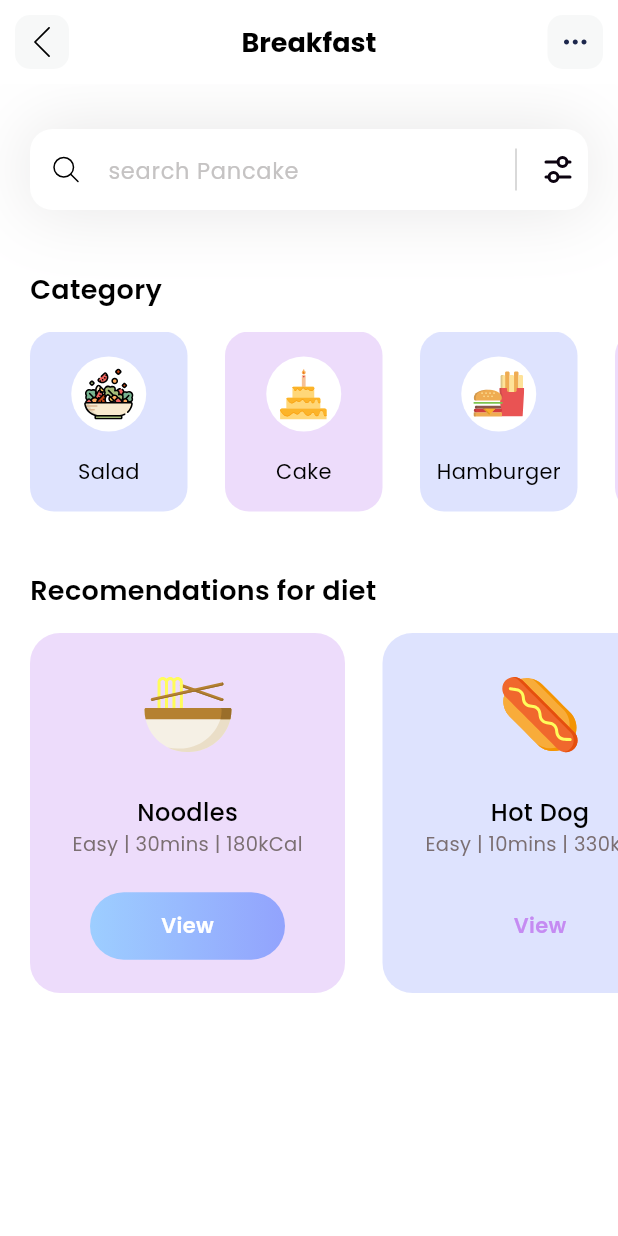
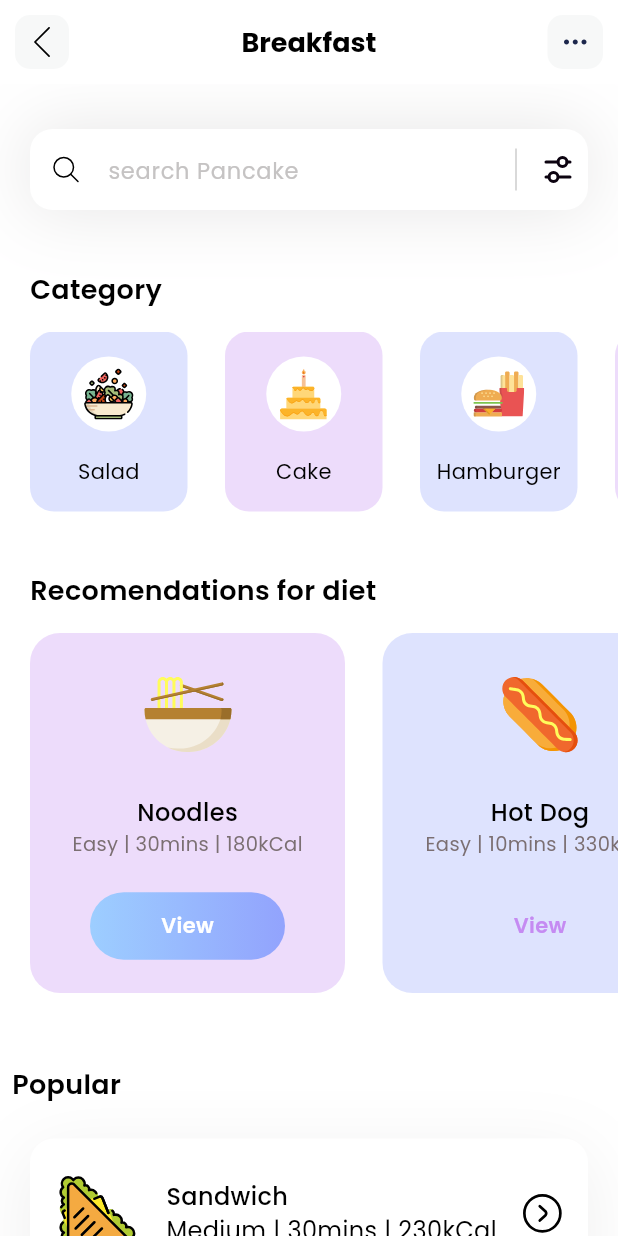
Before and after one commit to SantinoMantineo/fitness, a Flutter app: the screen it shows after launch, on a phone screen of 412 x 824 dp. Run offline on Flutter 3.47's test engine with Material 3 defaults, Android fonts, the phone set to English and light mode, and no system bars; our stand-ins replace flutter_svg.

Commit message:
Fitness app front end

```diff
--- a/lib/main.dart
+++ b/lib/main.dart
@@ -14,7 +14,7 @@ class MyApp extends StatelessWidget {
     return MaterialApp(
       debugShowCheckedModeBanner: false,
       theme: ThemeData(fontFamily: 'Poppins'),
-      home:  HomePage()
+      home:  const HomePage()
     );
   }
 }
--- a/lib/models/category_model.dart
+++ b/lib/models/category_model.dart
@@ -17,7 +17,7 @@ class CategoryModel {
       CategoryModel(
         name: 'Salad',
         iconPath: 'assets/icons/salad.svg',
-        boxColor: Color(0xff92A3FD)
+        boxColor: const Color(0xff92A3FD)
       ),
     );
 
@@ -25,7 +25,7 @@ class CategoryModel {
       CategoryModel(
         name: 'Cake',
         iconPath: 'assets/icons/cake.svg',
-        boxColor: Color(0xffC58BF2)
+        boxColor: const Color(0xffC58BF2)
       ),
     );
 
@@ -33,7 +33,7 @@ class CategoryModel {
       CategoryModel(
         name: 'Hamburger',
         iconPath: 'assets/icons/hamburger.svg',
-        boxColor: Color(0xff92A3FD)
+        boxColor: const Color(0xff92A3FD)
       ),
     );
 
@@ -41,7 +41,7 @@ class CategoryModel {
       CategoryModel(
         name: 'Smoothies',
         iconPath: 'assets/icons/smoothie.svg',
-        boxColor: Color(0xffC58BF2)
+        boxColor: const Color(0xffC58BF2)
       ),
     );
 
--- a/lib/models/diet_model.dart
+++ b/lib/models/diet_model.dart
@@ -29,7 +29,7 @@ class DietModel {
         duration: '30mins',
         calorie: '180kCal',
         viewIsSelected: true,
-        boxColor: Color(0xffC58BF2)
+        boxColor: const Color(0xffC58BF2)
       ),
     );
 
@@ -41,7 +41,7 @@ class DietModel {
         duration: '10mins',
         calorie: '330kCal',
         viewIsSelected: false,
-        boxColor: Color(0xff92A3FD)
+        boxColor: const Color(0xff92A3FD)
       ),
     );
 
--- /dev/null
+++ b/lib/models/popular_model.dart
@@ -0,0 +1,45 @@
+class PopularDietsModel {
+  String name;
+  String iconPath;
+  String level;
+  String duration;
+  String calorie;
+  bool boxIsSelected;
+
+  PopularDietsModel({
+    required this.name,
+    required this.iconPath,
+    required this.level,
+    required this.duration,
+    required this.calorie,
+    required this.boxIsSelected,
+  });
+
+  static List<PopularDietsModel> getPopularDiets() {
+    List<PopularDietsModel> popularDiets = [];
+
+    popularDiets.add(
+      PopularDietsModel(
+        name: 'Sandwich',
+        iconPath: 'assets/icons/sandwich.svg',
+        level: 'Medium',
+        duration: '30mins',
+        calorie: '230kCal',
+        boxIsSelected: true,
+      ),
+    );
+
+       popularDiets.add(
+      PopularDietsModel(
+        name: 'Ramen',
+        iconPath: 'assets/icons/ramen.svg',
+        level: 'Easy',
+        duration: '20mins',
+        calorie: '120kCal',
+        boxIsSelected: false,
+      ),
+    );
+
+    return popularDiets;
+  }
+}
--- a/lib/pages/home.dart
+++ b/lib/pages/home.dart
@@ -1,10 +1,12 @@
 import 'package:fitness/models/category_model.dart';
 import 'package:fitness/models/diet_model.dart';
+import 'package:fitness/models/popular_model.dart';
 import 'package:flutter/material.dart';
+import 'package:flutter/widgets.dart';
 import 'package:flutter_svg/flutter_svg.dart';
 
 class HomePage extends StatefulWidget {
-  HomePage({super.key});
+  const HomePage({super.key});
 
   @override
   State<HomePage> createState() => _HomePageState();
@@ -13,10 +15,12 @@ class HomePage extends StatefulWidget {
 class _HomePageState extends State<HomePage> {
   List<CategoryModel> categories = [];
   List<DietModel> diets = [];
+  List<PopularDietsModel> popularDiets = [];
 
   void _getInitialInfo() {
     categories = CategoryModel.getCategories();
     diets = DietModel.getDiets();
+    popularDiets = PopularDietsModel.getPopularDiets();
   }
 
   @override
@@ -25,7 +29,99 @@ class _HomePageState extends State<HomePage> {
     return Scaffold(
       appBar: appBar(),
       backgroundColor: Colors.white,
-      body: _dietSection(),
+      body: ListView(
+        children: [
+          searchField(),
+          const SizedBox(height: 40,),
+          _categoriesSection(),
+          const SizedBox(height: 40,),
+          _dietSection(),
+          const SizedBox(height: 40,),
+          Column(
+            crossAxisAlignment: CrossAxisAlignment.start,
+            children: [
+              const Padding(
+                padding: EdgeInsets.all(8.0),
+                child: Text(
+                  'Popular',
+                  style: TextStyle(
+                    color: Colors.black,
+                    fontSize: 18,
+                    fontWeight: FontWeight.w600
+                  ),
+                ),
+              ),
+              const SizedBox(height: 15,),
+              ListView.separated(
+                itemCount: popularDiets.length,
+                shrinkWrap: true,
+                separatorBuilder: (context, index) => const SizedBox(height: 25,),
+                padding: const EdgeInsets.only(
+                  left: 20,
+                  right: 20
+                ),
+                itemBuilder: (context, index) {
+                  return Container(
+                    height: 100,
+                    decoration: BoxDecoration(
+                      color: popularDiets[index].boxIsSelected ? Colors.white : Colors.transparent,
+                      borderRadius: BorderRadius.circular(16),
+                      boxShadow: popularDiets[index].boxIsSelected ? [
+                        BoxShadow(
+                          color: const Color(0XFF1D1617).withOpacity(0.07),
+                          offset: const Offset(0, 10),
+                          blurRadius: 40,
+                          spreadRadius: 0
+                        )
+                      ] : []
+                    ),
+                    child: Row(
+                      mainAxisAlignment: MainAxisAlignment.spaceEvenly,
+                      children: [
+                        SvgPicture.asset(popularDiets[index].iconPath,
+                        width: 60,
+                        height: 60,
+                        ),
+                        Column(
+                          mainAxisAlignment: MainAxisAlignment.center,
+                          crossAxisAlignment: CrossAxisAlignment.start,
+                          children: [
+                            Text(
+                              popularDiets[index].name,
+                              style: const TextStyle(
+                                fontWeight: FontWeight.w500,
+                                color: Colors.black,
+                                fontSize: 16
+                              ),
+                            ),
+                            Text(
+                              '${popularDiets[index].level} | ${popularDiets[index].duration} | ${popularDiets[index].calorie}',
+                              style: const TextStyle(
+                                fontWeight: FontWeight.w400,
+                                color: Colors.black,
+                                fontSize: 16
+                              ),
+                            ),
+                          ],
+                        ),
+                        GestureDetector(
+                          onTap: (){},
+                          child: SvgPicture.asset(
+                            'assets/icons/right.svg',
+                            width: 30,
+                            height: 30,
+                          ),
+                        )
+                      ],
+                    ),
+                  );
+                },
+              ),
+            ],
+          ),
+          const SizedBox(height: 40,),
+        ],
+      ),
     );
   }
 
@@ -33,19 +129,11 @@ class _HomePageState extends State<HomePage> {
     return Column(
       crossAxisAlignment: CrossAxisAlignment.start,
       children: [
-        searchField(),
-        SizedBox(
-          height: 40,
-        ),
-        _categoriesSection(),
-        SizedBox(
-          height: 40,
-        ),
         Column(
           crossAxisAlignment: CrossAxisAlignment.start,
           children: [
-            Padding(
-              padding: const EdgeInsets.only(left: 20),
+            const Padding(
+              padding: EdgeInsets.only(left: 20),
               child: Text(
                 'Recomendations for diet',
                 style: TextStyle(
@@ -54,10 +142,10 @@ class _HomePageState extends State<HomePage> {
                     fontWeight: FontWeight.w600),
               ),
             ),
-            SizedBox(
+            const SizedBox(
               height: 15,
             ),
-            Container(
+            SizedBox(
               height: 240,
               child: ListView.separated(
                 itemBuilder: (context, index) {
@@ -74,18 +162,14 @@ class _HomePageState extends State<HomePage> {
                           children: [
                             Text(
                               diets[index].name,
-                              style: TextStyle(
+                              style: const TextStyle(
                                   fontWeight: FontWeight.w500,
                                   color: Colors.black,
                                   fontSize: 16),
                             ),
                             Text(
-                              diets[index].level +
-                                  ' | ' +
-                                  diets[index].duration +
-                                  ' | ' +
-                                  diets[index].calorie,
-                              style: TextStyle(
+                              '${diets[index].level} | ${diets[index].duration} | ${diets[index].calorie}',
+                              style: const TextStyle(
                                   color: Color(0xff7B6F72),
                                   fontSize: 13,
                                   fontWeight: FontWeight.w400),
@@ -95,30 +179,30 @@ class _HomePageState extends State<HomePage> {
                         Container(
                           height: 45,
                           width: 130,
+                          decoration: BoxDecoration(
+                              gradient: LinearGradient(
+                                colors: [
+                                diets[index].viewIsSelected ? const Color(0xff9DCEFF) : Colors.transparent,
+                                diets[index].viewIsSelected ? const Color(0xff92A3FD): Colors.transparent
+                              ]),
+                              borderRadius: BorderRadius.circular(50)),
                           child: Center(
                               child: Text('View',
                                   style: TextStyle(
-                                      color: diets[index].viewIsSelected ? Colors.white : Color(0xffC58BF2),
+                                      color: diets[index].viewIsSelected ? Colors.white : const Color(0xffC58BF2),
                                       fontWeight: FontWeight.w600,
                                       fontSize: 14))),
-                          decoration: BoxDecoration(
-                              gradient: LinearGradient(
-                                colors: [
-                                diets[index].viewIsSelected ? Color(0xff9DCEFF) : Colors.transparent,
-                                diets[index].viewIsSelected ? Color(0xff92A3FD): Colors.transparent
-                              ]),
-                              borderRadius: BorderRadius.circular(50)),
                         )
                       ],
                     ),
                   );
                 },
-                separatorBuilder: ((context, index) => SizedBox(
+                separatorBuilder: ((context, index) => const SizedBox(
                       width: 25,
                     )),
                 itemCount: diets.length,
                 scrollDirection: Axis.horizontal,
-                padding: EdgeInsets.only(left: 20, right: 20),
+                padding: const EdgeInsets.only(left: 20, right: 20),
               ),
             )
           ],
@@ -131,24 +215,24 @@ class _HomePageState extends State<HomePage> {
     return Column(
       crossAxisAlignment: CrossAxisAlignment.start,
       children: [
-        Padding(
-          padding: const EdgeInsets.only(left: 20),
+        const Padding(
+          padding: EdgeInsets.only(left: 20),
           child: Text(
             'Category',
             style: TextStyle(
                 color: Colors.black, fontSize: 18, fontWeight: FontWeight.w600),
           ),
         ),
-        SizedBox(
+        const SizedBox(
           height: 15,
         ),
-        Container(
+        SizedBox(
           height: 120,
           child: ListView.separated(
               itemCount: categories.length,
               scrollDirection: Axis.horizontal,
-              padding: EdgeInsets.only(left: 20, right: 20),
-              separatorBuilder: (context, index) => SizedBox(
+              padding: const EdgeInsets.only(left: 20, right: 20),
+              separatorBuilder: (context, index) => const SizedBox(
                     width: 25,
                   ),
               itemBuilder: ((context, index) {
@@ -163,7 +247,7 @@ class _HomePageState extends State<HomePage> {
                       Container(
                         width: 50,
                         height: 50,
-                        decoration: BoxDecoration(
+                        decoration: const BoxDecoration(
                             color: Colors.white, shape: BoxShape.circle),
                         child: Padding(
                           padding: const EdgeInsets.all(8.0),
@@ -172,7 +256,7 @@ class _HomePageState extends State<HomePage> {
                       ),
                       Text(
                         categories[index].name,
-                        style: TextStyle(
+                        style: const TextStyle(
                             fontWeight: FontWeight.w400,
                             color: Colors.black,
                             fontSize: 14),
@@ -188,10 +272,10 @@ class _HomePageState extends State<HomePage> {
 
   Container searchField() {
     return Container(
-      margin: EdgeInsets.only(top: 30, left: 20, right: 20),
+      margin: const EdgeInsets.only(top: 30, left: 20, right: 20),
       decoration: BoxDecoration(boxShadow: [
         BoxShadow(
-            color: Color(0xff1D1617).withOpacity(0.11),
+            color: const Color(0xff1D1617).withOpacity(0.11),
             blurRadius: 40,
             spreadRadius: 0.0)
       ]),
@@ -199,21 +283,21 @@ class _HomePageState extends State<HomePage> {
         decoration: InputDecoration(
             filled: true,
             fillColor: Colors.white,
-            contentPadding: EdgeInsets.all(15),
+            contentPadding: const EdgeInsets.all(15),
             hintText: 'search Pancake',
-            hintStyle: TextStyle(
+            hintStyle: const TextStyle(
                 color: Color.fromARGB(255, 197, 195, 195), fontSize: 15),
             prefixIcon: Padding(
               padding: const EdgeInsets.all(12),
               child: SvgPicture.asset('assets/icons/search.svg'),
             ),
-            suffixIcon: Container(
+            suffixIcon: SizedBox(
               width: 100,
               child: IntrinsicHeight(
                 child: Row(
                   mainAxisAlignment: MainAxisAlignment.end,
                   children: [
-                    VerticalDivider(
+                    const VerticalDivider(
                       color: Colors.black,
                       indent: 10,
                       endIndent: 10,
```
Also changed, not shown: assets/icons/ramen.svg (added), assets/icons/right.svg (added), assets/icons/sandwich.svg (added).
